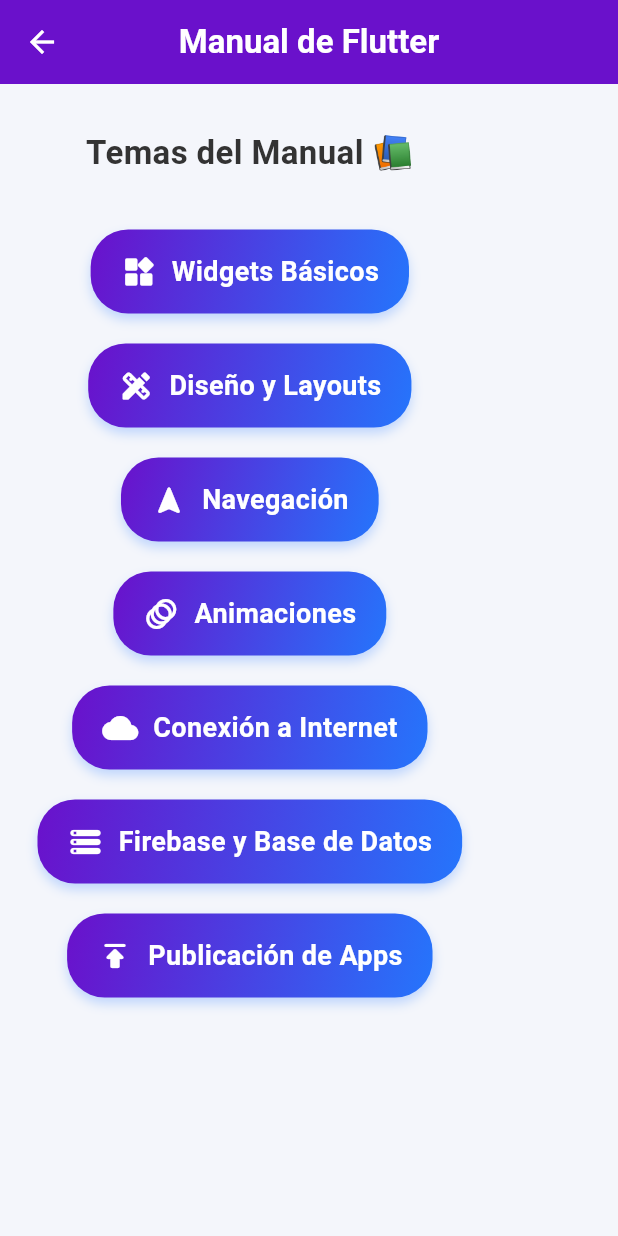
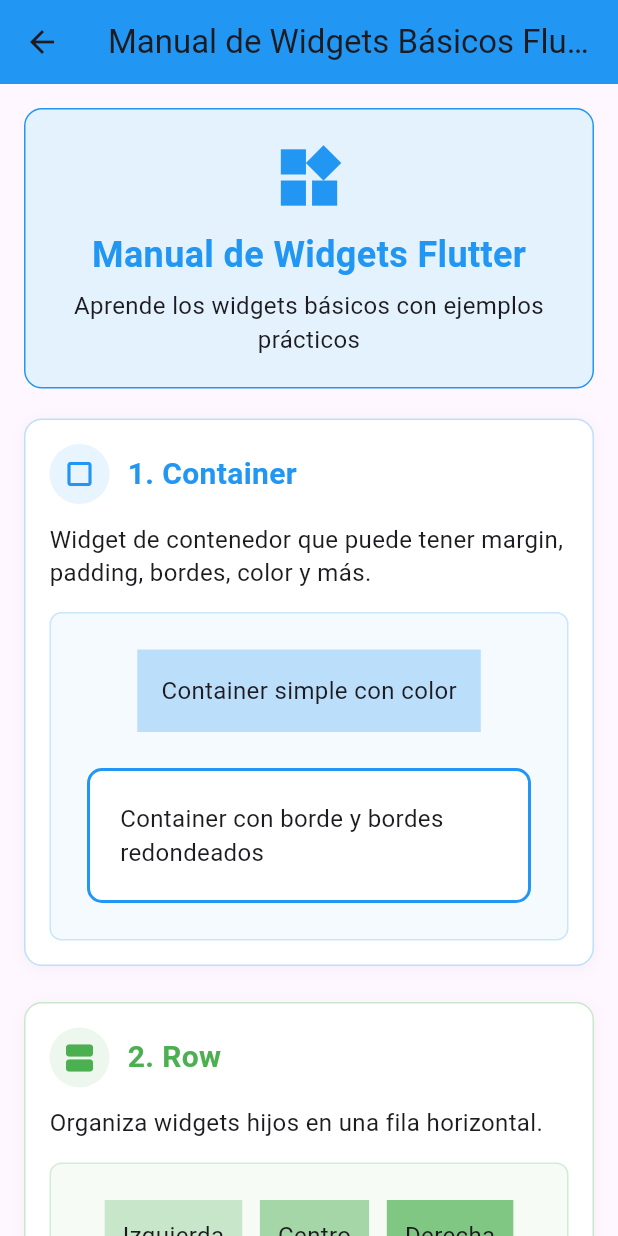
Before and after one commit to hectoRAlvarez-DAM/presentacion, a Flutter app: the Pagina2 screen opened directly, after a tap on "Widgets Básicos", on a phone screen of 412 x 824 dp. Run offline on Flutter 3.47's test engine with Material 3 defaults, Android fonts, the phone set to English and light mode, and no system bars; Roboto replaces fonts that are missing (Poppins).

Commit message:
basicWidgets done

```diff
--- /dev/null
+++ b/flutter_application_1/lib/basicWidgets.dart
@@ -0,0 +1,449 @@
+import 'package:flutter/material.dart';
+
+class Basicwidgets extends StatefulWidget {
+  const Basicwidgets({super.key});
+
+  @override
+  State<Basicwidgets> createState() => _MyWidgetState();
+}
+
+class _MyWidgetState extends State<Basicwidgets> {
+  @override
+  Widget build(BuildContext context) {
+    return Scaffold(
+      appBar: AppBar(
+        title: const Text('Manual de Widgets Básicos Flutter'),
+        backgroundColor: Colors.blue,
+      ),
+      body: SingleChildScrollView(
+        padding: const EdgeInsets.all(16),
+        child: Column(
+          children: [
+            // TÍTULO PRINCIPAL
+            Container(
+              width: double.infinity,
+              padding: const EdgeInsets.all(20),
+              margin: const EdgeInsets.only(bottom: 20),
+              decoration: BoxDecoration(
+                color: Colors.blue[50],
+                borderRadius: BorderRadius.circular(12),
+                border: Border.all(color: Colors.blue),
+              ),
+              child: const Column(
+                children: [
+                  Icon(Icons.widgets, size: 50, color: Colors.blue),
+                  SizedBox(height: 10),
+                  Text(
+                    'Manual de Widgets Flutter',
+                    style: TextStyle(
+                      fontSize: 24,
+                      fontWeight: FontWeight.bold,
+                      color: Colors.blue,
+                    ),
+                  ),
+                  SizedBox(height: 5),
+                  Text(
+                    'Aprende los widgets básicos con ejemplos prácticos',
+                    textAlign: TextAlign.center,
+                    style: TextStyle(fontSize: 16),
+                  ),
+                ],
+              ),
+            ),
+
+            // 1. CONTAINER
+            _buildWidgetSection(
+              title: '1. Container',
+              description: 'Widget de contenedor que puede tener margin, padding, bordes, color y más.',
+              icon: Icons.crop_square,
+              color: Colors.blue,
+              examples: [
+                Container(
+                  padding: const EdgeInsets.all(16),
+                  margin: const EdgeInsets.all(8),
+                  color: Colors.blue[100],
+                  child: const Text('Container simple con color'),
+                ),
+                const SizedBox(height: 8),
+                Container(
+                  padding: const EdgeInsets.all(20),
+                  margin: const EdgeInsets.all(8),
+                  decoration: BoxDecoration(
+                    color: Colors.white,
+                    border: Border.all(color: Colors.blue, width: 2),
+                    borderRadius: BorderRadius.circular(10),
+                  ),
+                  child: const Text('Container con borde y bordes redondeados'),
+                ),
+              ],
+            ),
+
+            // 2. ROW
+            _buildWidgetSection(
+              title: '2. Row',
+              description: 'Organiza widgets hijos en una fila horizontal.',
+              icon: Icons.view_agenda,
+              color: Colors.green,
+              examples: [
+                Container(
+                  padding: const EdgeInsets.all(8),
+                  child: Row(
+                    mainAxisAlignment: MainAxisAlignment.spaceEvenly,
+                    children: [
+                      Container(
+                        padding: const EdgeInsets.all(12),
+                        color: Colors.green[100],
+                        child: const Text('Izquierda'),
+                      ),
+                      Container(
+                        padding: const EdgeInsets.all(12),
+                        color: Colors.green[200],
+                        child: const Text('Centro'),
+                      ),
+                      Container(
+                        padding: const EdgeInsets.all(12),
+                        color: Colors.green[300],
+                        child: const Text('Derecha'),
+                      ),
+                    ],
+                  ),
+                ),
+              ],
+            ),
+
+            // 3. COLUMN
+            _buildWidgetSection(
+              title: '3. Column',
+              description: 'Organiza widgets hijos en una columna vertical.',
+              icon: Icons.view_column,
+              color: Colors.orange,
+              examples: [
+                Container(
+                  padding: const EdgeInsets.all(8),
+                  child: Column(
+                    children: [
+                      Container(
+                        padding: const EdgeInsets.all(12),
+                        color: Colors.orange[100],
+                        child: const Text('Elemento Superior'),
+                      ),
+                      Container(
+                        padding: const EdgeInsets.all(12),
+                        color: Colors.orange[200],
+                        child: const Text('Elemento Medio'),
+                      ),
+                      Container(
+                        padding: const EdgeInsets.all(12),
+                        color: Colors.orange[300],
+                        child: const Text('Elemento Inferior'),
+                      ),
+                    ],
+                  ),
+                ),
+              ],
+            ),
+
+            // 4. TEXT
+            _buildWidgetSection(
+              title: '4. Text',
+              description: 'Muestra texto con diferentes estilos y formatos.',
+              icon: Icons.text_fields,
+              color: Colors.purple,
+              examples: [
+                const Column(
+                  crossAxisAlignment: CrossAxisAlignment.start,
+                  children: [
+                    Text('Texto normal - Tamaño por defecto'),
+                    SizedBox(height: 8),
+                    Text(
+                      'Texto grande en negrita',
+                      style: TextStyle(
+                        fontSize: 20,
+                        fontWeight: FontWeight.bold,
+                      ),
+                    ),
+                    SizedBox(height: 8),
+                    Text(
+                      'Texto colorido',
+                      style: TextStyle(
+                        fontSize: 18,
+                        color: Colors.purple,
+                        fontStyle: FontStyle.italic,
+                      ),
+                    ),
+                  ],
+                ),
+              ],
+            ),
+
+            // 5. BUTTONS
+            _buildWidgetSection(
+              title: '5. Botones',
+              description: 'Diferentes tipos de botones para interactuar con la app.',
+              icon: Icons.touch_app,
+              color: Colors.red,
+              examples: [
+                Column(
+                  children: [
+                    ElevatedButton(
+                      onPressed: () {},
+                      child: const Text('Elevated Button'),
+                    ),
+                    const SizedBox(height: 8),
+                    TextButton(
+                      onPressed: () {},
+                      child: const Text('Text Button'),
+                    ),
+                    const SizedBox(height: 8),
+                    OutlinedButton(
+                      onPressed: () {},
+                      child: const Text('Outlined Button'),
+                    ),
+                    const SizedBox(height: 8),
+                    IconButton(
+                      onPressed: () {},
+                      icon: const Icon(Icons.favorite),
+                      color: Colors.red,
+                    ),
+                  ],
+                ),
+              ],
+            ),
+
+            // 6. ICON
+            _buildWidgetSection(
+              title: '6. Icon',
+              description: 'Muestra iconos de Material Design.',
+              icon: Icons.emoji_emotions,
+              color: Colors.amber,
+              examples: [
+                Row(
+                  mainAxisAlignment: MainAxisAlignment.spaceAround,
+                  children: const [
+                    Icon(Icons.home, color: Colors.blue, size: 30),
+                    Icon(Icons.favorite, color: Colors.red, size: 30),
+                    Icon(Icons.star, color: Colors.amber, size: 30),
+                    Icon(Icons.settings, color: Colors.grey, size: 30),
+                    Icon(Icons.share, color: Colors.green, size: 30),
+                  ],
+                ),
+              ],
+            ),
+
+            // 7. TEXTFIELD
+            _buildWidgetSection(
+              title: '7. TextField',
+              description: 'Campo de entrada de texto para capturar datos del usuario.',
+              icon: Icons.edit,
+              color: Colors.teal,
+              examples: [
+                const TextField(
+                  decoration: InputDecoration(
+                    border: OutlineInputBorder(),
+                    labelText: 'Nombre',
+                    hintText: 'Ingresa tu nombre',
+                  ),
+                ),
+                const SizedBox(height: 8),
+                const TextField(
+                  obscureText: true,
+                  decoration: InputDecoration(
+                    border: OutlineInputBorder(),
+                    labelText: 'Contraseña',
+                    hintText: 'Ingresa tu contraseña',
+                  ),
+                ),
+              ],
+            ),
+
+            // 8. CARD
+            _buildWidgetSection(
+              title: '8. Card',
+              description: 'Superficie con sombra y bordes redondeados para contenido agrupado.',
+              icon: Icons.credit_card,
+              color: Colors.indigo,
+              examples: [
+                Card(
+                  elevation: 4,
+                  child: Padding(
+                    padding: const EdgeInsets.all(16),
+                    child: Column(
+                      crossAxisAlignment: CrossAxisAlignment.start,
+                      children: [
+                        const Text(
+                          'Tarjeta de Ejemplo',
+                          style: TextStyle(
+                            fontSize: 18,
+                            fontWeight: FontWeight.bold,
+                          ),
+                        ),
+                        const SizedBox(height: 8),
+                        const Text('Esta es una Card con contenido organizado y sombra.'),
+                        const SizedBox(height: 16),
+                        Row(
+                          mainAxisAlignment: MainAxisAlignment.end,
+                          children: [
+                            TextButton(
+                              onPressed: () {},
+                              child: const Text('CANCELAR'),
+                            ),
+                            ElevatedButton(
+                              onPressed: () {},
+                              child: const Text('ACEPTAR'),
+                            ),
+                          ],
+                        ),
+                      ],
+                    ),
+                  ),
+                ),
+              ],
+            ),
+
+            // 9. LISTVIEW
+            _buildWidgetSection(
+              title: '9. ListView',
+              description: 'Lista desplazable de elementos.',
+              icon: Icons.list,
+              color: Colors.brown,
+              examples: [
+                Container(
+                  height: 120,
+                  decoration: BoxDecoration(
+                    border: Border.all(color: Colors.grey),
+                    borderRadius: BorderRadius.circular(8),
+                  ),
+                  child: ListView(
+                    padding: const EdgeInsets.all(8),
+                    children: [
+                      _buildListItem('Elemento de lista 1'),
+                      _buildListItem('Elemento de lista 2'),
+                      _buildListItem('Elemento de lista 3'),
+                      _buildListItem('Elemento de lista 4'),
+                    ],
+                  ),
+                ),
+              ],
+            ),
+
+            // ESPACIO FINAL
+            const SizedBox(height: 40),
+            Container(
+              padding: const EdgeInsets.all(16),
+              decoration: BoxDecoration(
+                color: Colors.grey[100],
+                borderRadius: BorderRadius.circular(8),
+              ),
+              child: const Text(
+                '¡Has completado el manual de widgets básicos!',
+                textAlign: TextAlign.center,
+                style: TextStyle(
+                  fontSize: 16,
+                  fontWeight: FontWeight.bold,
+                  color: Colors.grey,
+                ),
+              ),
+            ),
+            const SizedBox(height: 20),
+          ],
+        ),
+      ),
+    );
+  }
+
+  // Método para construir secciones de widgets
+  Widget _buildWidgetSection({
+    required String title,
+    required String description,
+    required IconData icon,
+    required Color color,
+    required List<Widget> examples,
+  }) {
+    return Container(
+      margin: const EdgeInsets.only(bottom: 24),
+      padding: const EdgeInsets.all(16),
+      decoration: BoxDecoration(
+        color: Colors.white,
+        border: Border.all(color: color.withOpacity(0.3)),
+        borderRadius: BorderRadius.circular(12),
+        boxShadow: [
+          BoxShadow(
+            color: Colors.grey.withOpacity(0.1),
+            blurRadius: 8,
+            offset: const Offset(0, 2),
+          ),
+        ],
+      ),
+      child: Column(
+        crossAxisAlignment: CrossAxisAlignment.start,
+        children: [
+          // Encabezado de la sección
+          Row(
+            children: [
+              Container(
+                padding: const EdgeInsets.all(8),
+                decoration: BoxDecoration(
+                  color: color.withOpacity(0.1),
+                  shape: BoxShape.circle,
+                ),
+                child: Icon(icon, color: color, size: 24),
+              ),
+              const SizedBox(width: 12),
+              Expanded(
+                child: Text(
+                  title,
+                  style: TextStyle(
+                    fontSize: 20,
+                    fontWeight: FontWeight.bold,
+                    color: color,
+                  ),
+                ),
+              ),
+            ],
+          ),
+          const SizedBox(height: 12),
+
+          // Descripción
+          Text(
+            description,
+            style: const TextStyle(fontSize: 16, height: 1.4),
+          ),
+          const SizedBox(height: 16),
+
+          // Ejemplos
+          Container(
+            padding: const EdgeInsets.all(16),
+            decoration: BoxDecoration(
+              color: color.withOpacity(0.05),
+              border: Border.all(color: color.withOpacity(0.2)),
+              borderRadius: BorderRadius.circular(8),
+            ),
+            child: Column(
+              children: examples,
+            ),
+          ),
+        ],
+      ),
+    );
+  }
+
+  // Método para construir items de lista
+  Widget _buildListItem(String text) {
+    return Container(
+      margin: const EdgeInsets.only(bottom: 8),
+      padding: const EdgeInsets.all(12),
+      decoration: BoxDecoration(
+        color: Colors.grey[50],
+        border: Border.all(color: Colors.grey[300]!),
+        borderRadius: BorderRadius.circular(4),
+      ),
+      child: Row(
+        children: [
+          const Icon(Icons.circle, size: 8, color: Colors.grey),
+          const SizedBox(width: 12),
+          Text(text),
+        ],
+      ),
+    );
+  }
+}
--- a/flutter_application_1/lib/pagina2.dart
+++ b/flutter_application_1/lib/pagina2.dart
@@ -1,4 +1,5 @@
 import 'package:flutter/material.dart';
+import 'package:flutter_application_1/basicWidgets.dart';
 import 'package:flutter_application_1/botonPers.dart';
 
 class Pagina2 extends StatelessWidget {
@@ -37,7 +38,15 @@ class Pagina2 extends StatelessWidget {
             botonPers(
               text: 'Widgets Básicos',
               icon: Icons.widgets_rounded,
-              onPressed: () => print('Widgets Básicos'),
+              onPressed: () {
+                          // Acción al presionar el botón
+                          Navigator.push(
+                            context,
+                            MaterialPageRoute(
+                              builder: (context) => const Basicwidgets(),
+                            ),
+                          );
+                        },
             ),
             botonPers(
               text: 'Diseño y Layouts',
```
